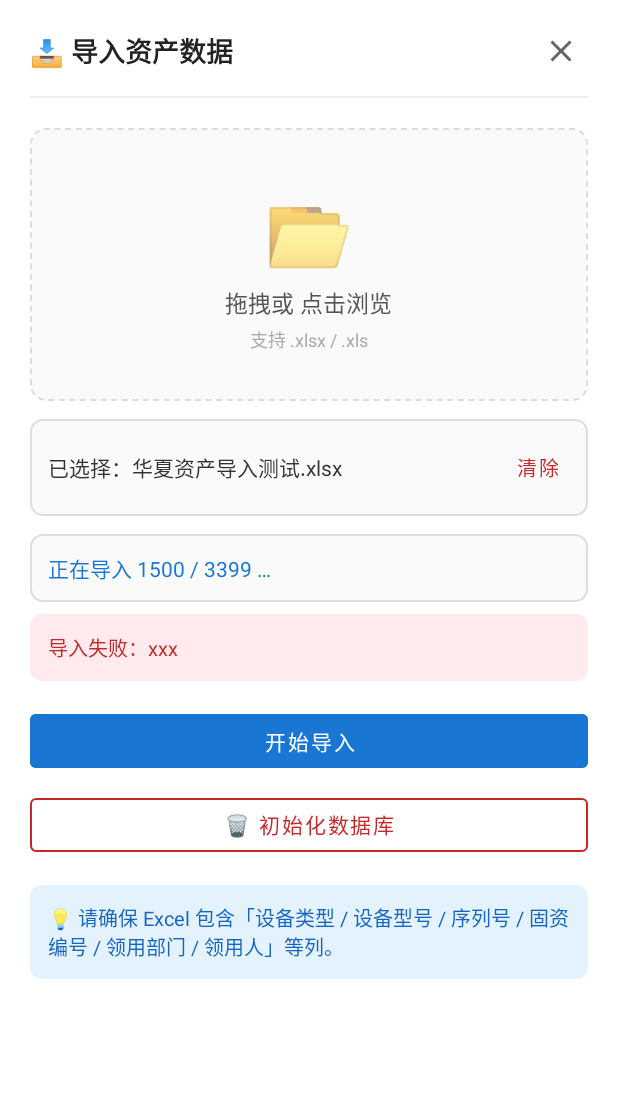
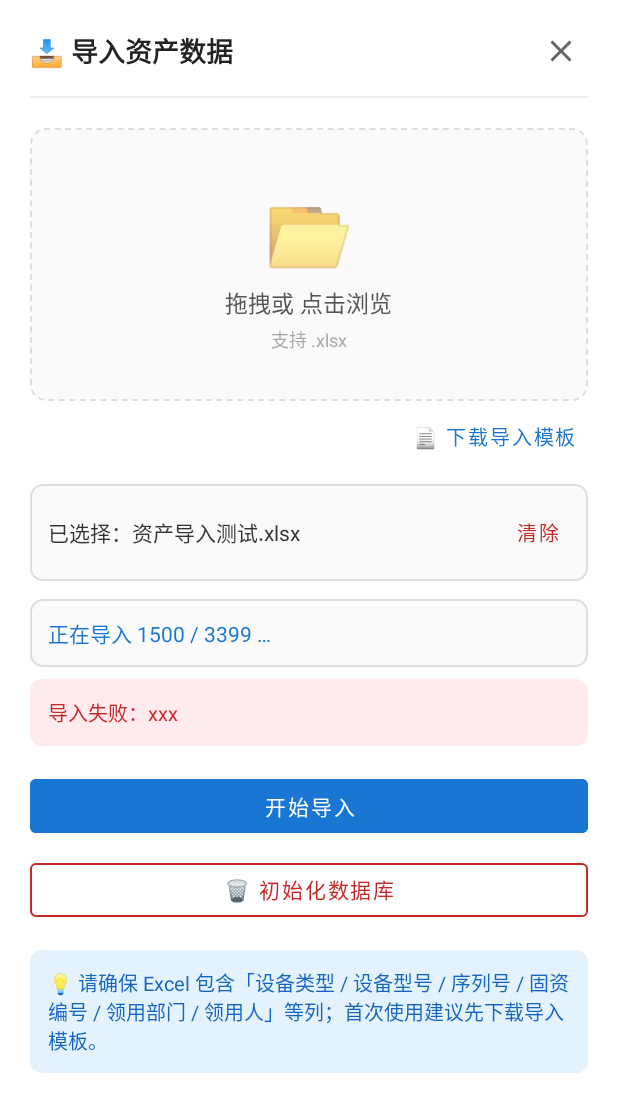
Before and after one commit to lysdos/AssetManagerAPP, an Android app: the layout dialog_import.xml on its own in the app's theme, with its tools: preview values and no code run, on a phone screen of 412 x 824 dp. Shown: the top 1112 px of the screen. Run offline under Robolectric (Android 15) with nearby library versions, the phone set to English and light mode, and no system bars.

Commit message:
feat(ui): 品牌化为资产管家 + 新桌面图标 + 导入模板下载
- 应用名/标题去掉「华夏」: app_name=资产管家, app_brand=📦 资产管理
- 桌面图标换为 appLogo: 自适应图标 + 5 套密度 PNG, 移除旧华夏龙形标 vector
- 导入弹窗新增「下载导入模板」, 走 SAF 另存为
- 模板含 资产清单/填写说明/示例数据 三个 sheet, 列名对齐 HeaderSpec.REQUIRED
- 新增 ImportTemplateTest 防模板与导入器脱节
- 修正导入格式提示: 仅支持 .xlsx

Co-Authored-By: Claude Code <noreply@anthropic.com>

```diff
--- a/app/src/main/res/layout/dialog_import.xml
+++ b/app/src/main/res/layout/dialog_import.xml
@@ -86,6 +86,22 @@
                 android:textColor="#aaaaaa" />
         </LinearLayout>
 
+        <!-- 模板下载: 没有现成 Excel 时先下载标准模板 -->
+        <com.google.android.material.button.MaterialButton
+            android:id="@+id/downloadTemplateBtn"
+            style="@style/Widget.MaterialComponents.Button.TextButton"
+            android:layout_width="wrap_content"
+            android:layout_height="wrap_content"
+            android:layout_gravity="end"
+            android:layout_marginTop="4dp"
+            android:minWidth="0dp"
+            android:minHeight="0dp"
+            android:paddingStart="8dp"
+            android:paddingEnd="8dp"
+            android:text="@string/import_download_template"
+            android:textColor="@color/colorPrimary"
+            android:textSize="13sp" />
+
         <!-- File info row -->
         <LinearLayout
             android:id="@+id/fileInfoRow"
@@ -108,7 +124,7 @@
                 android:textColor="#333333"
                 android:singleLine="true"
                 android:ellipsize="middle"
-                tools:text="已选择：华夏资产导入测试.xlsx" />
+                tools:text="已选择：资产导入测试.xlsx" />
 
             <Button
                 android:id="@+id/clearFileBtn"
--- a/app/src/main/res/mipmap-anydpi-v26/ic_launcher.xml
+++ b/app/src/main/res/mipmap-anydpi-v26/ic_launcher.xml
@@ -1,5 +1,5 @@
 <?xml version="1.0" encoding="utf-8"?>
 <adaptive-icon xmlns:android="http://schemas.android.com/apk/res/android">
-    <background android:drawable="@drawable/ic_launcher_background" />
-    <foreground android:drawable="@drawable/ic_launcher_foreground" />
+    <background android:drawable="@color/ic_launcher_background" />
+    <foreground android:drawable="@mipmap/ic_launcher_foreground" />
 </adaptive-icon>
--- a/app/src/main/res/mipmap-anydpi-v26/ic_launcher_round.xml
+++ b/app/src/main/res/mipmap-anydpi-v26/ic_launcher_round.xml
@@ -1,5 +1,5 @@
 <?xml version="1.0" encoding="utf-8"?>
 <adaptive-icon xmlns:android="http://schemas.android.com/apk/res/android">
-    <background android:drawable="@drawable/ic_launcher_background" />
-    <foreground android:drawable="@drawable/ic_launcher_foreground" />
+    <background android:drawable="@color/ic_launcher_background" />
+    <foreground android:drawable="@mipmap/ic_launcher_foreground" />
 </adaptive-icon>
--- a/app/src/main/res/values/colors.xml
+++ b/app/src/main/res/values/colors.xml
@@ -45,4 +45,7 @@
     <color name="tipWarningFg">#EF6C00</color>
     <color name="tipErrorBg">#FFEBEE</color>
     <color name="tipErrorFg">#C62828</color>
+
+    <!-- 自适应图标背景色: 取自 appLogo 边角底色, 让前景图边缘与背景无缝 -->
+    <color name="ic_launcher_background">#FAF2EF</color>
 </resources>
--- a/app/src/main/res/values/strings.xml
+++ b/app/src/main/res/values/strings.xml
@@ -1,5 +1,5 @@
 <resources>
-    <string name="app_name">华夏资产管理</string>
+    <string name="app_name">资产管家</string>
 
     <!-- Bottom nav -->
     <string name="nav_task">📋 任务</string>
@@ -21,13 +21,17 @@
     <string name="scan_status_not_ready">设备未就绪</string>
     <string name="scan_start_failed">UHF 启动失败，请检查设备连接</string>
 
-    <string name="app_brand">📦 华夏资产管理</string>
+    <string name="app_brand">📦 资产管理</string>
     <string name="import_title">📥 导入资产数据</string>
     <string name="import_upload_hint">拖拽或 点击浏览</string>
-    <string name="import_upload_format">支持 .xlsx / .xls</string>
-    <string name="import_tip">💡 请确保 Excel 包含「设备类型 / 设备型号 / 序列号 / 固资编号 / 领用部门 / 领用人」等列。</string>
+    <string name="import_upload_format">支持 .xlsx</string>
+    <string name="import_tip">💡 请确保 Excel 包含「设备类型 / 设备型号 / 序列号 / 固资编号 / 领用部门 / 领用人」等列；首次使用建议先下载导入模板。</string>
     <string name="import_clear">清除</string>
     <string name="import_file_selected">已选择：%1$s</string>
+    <string name="import_download_template">📄 下载导入模板</string>
+    <string name="import_template_file_name">资产导入模板.xlsx</string>
+    <string name="import_template_saved">✅ 模板已保存</string>
+    <string name="import_template_failed">模板保存失败，请重试</string>
     <!-- 重复导入时, 显示"已存在 M 条已覆盖更新"; M=0 时省略后半句 -->
     <string name="import_done_fmt">✅ 导入完成！已处理 %1$d 条</string>
     <string name="import_done_fmt_with_updates">✅ 导入完成！已处理 %1$d 条（含 %2$d 条已存在的覆盖更新）</string>
```
Also changed, not shown: app/src/main/java/com/huaxia/inventory/ui/import_/ImportDialogFragment.java (+76 -0 lines), app/src/main/res/drawable/ic_launcher_background.xml (deleted, +0 -14 lines), app/src/main/res/drawable/ic_launcher_foreground.xml (deleted, +0 -16 lines), app/src/main/res/mipmap-hdpi/ic_launcher.png (added), app/src/main/res/mipmap-hdpi/ic_launcher_foreground.png (added), app/src/main/res/mipmap-mdpi/ic_launcher.png (added), app/src/main/res/mipmap-mdpi/ic_launcher_foreground.png (added), app/src/main/res/mipmap-xhdpi/ic_launcher.png (added), app/src/main/res/mipmap-xhdpi/ic_launcher_foreground.png (added), app/src/main/res/mipmap-xxhdpi/ic_launcher.png (added), app/src/main/res/mipmap-xxhdpi/ic_launcher_foreground.png (added), app/src/main/res/mipmap-xxxhdpi/ic_launcher.png (added), app/src/main/res/mipmap-xxxhdpi/ic_launcher_foreground.png (added), 2 other files.
